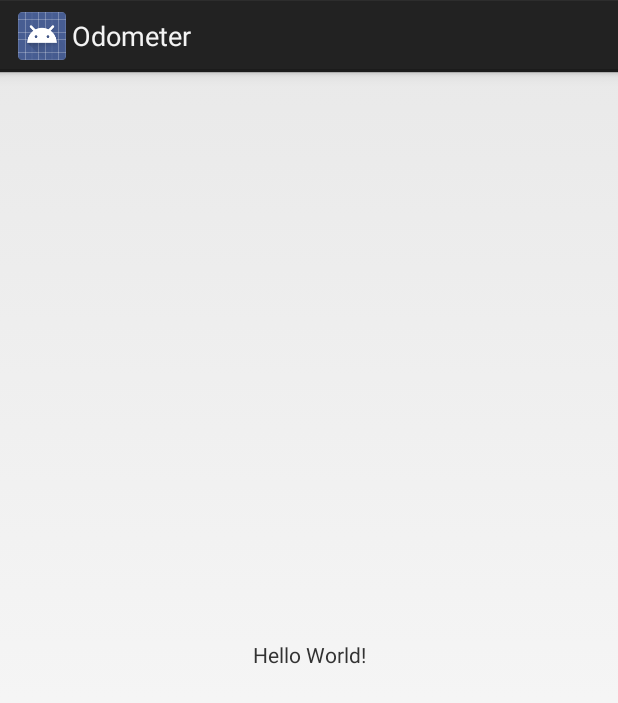
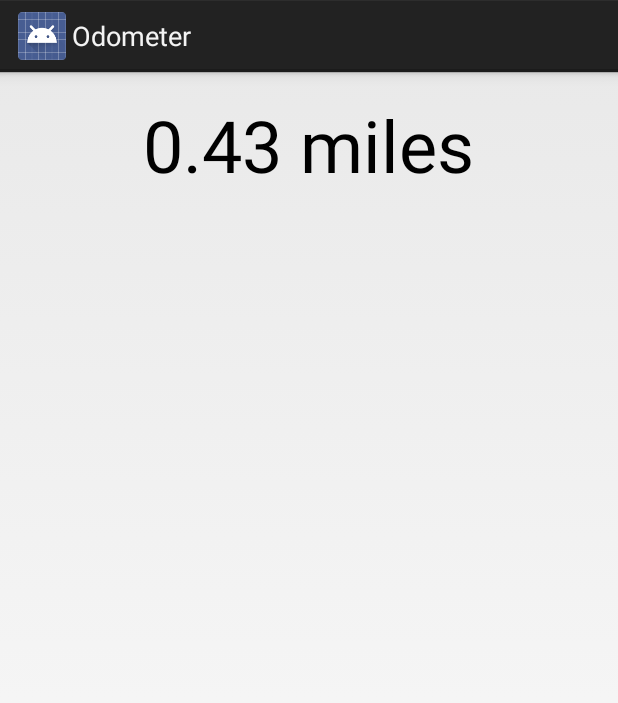
Before and after one commit to Braveheart22/Odometer, an Android app: the layout activity_main.xml on its own in the app's theme, with its tools: preview values and no code run, on a phone screen of 412 x 824 dp. Shown: the top 703 px of the screen. Run offline under Robolectric (Android 15) with nearby library versions, the phone set to English and light mode, and no system bars.

```diff
--- a/app/src/main/res/layout/activity_main.xml
+++ b/app/src/main/res/layout/activity_main.xml
@@ -1,18 +1,20 @@
 <?xml version="1.0" encoding="utf-8"?>
-<android.support.constraint.ConstraintLayout xmlns:android="http://schemas.android.com/apk/res/android"
-    xmlns:app="http://schemas.android.com/apk/res-auto"
+<LinearLayout
+    xmlns:android="http://schemas.android.com/apk/res/android"
     xmlns:tools="http://schemas.android.com/tools"
     android:layout_width="match_parent"
     android:layout_height="match_parent"
-    tools:context=".MainActivity">
+    tools:context=".MainActivity"
+    android:orientation="vertical"
+    android:padding="16dp">
 
     <TextView
+        android:id="@+id/distance"
         android:layout_width="wrap_content"
         android:layout_height="wrap_content"
-        android:text="Hello World!"
-        app:layout_constraintBottom_toBottomOf="parent"
-        app:layout_constraintLeft_toLeftOf="parent"
-        app:layout_constraintRight_toRightOf="parent"
-        app:layout_constraintTop_toTopOf="parent" />
+        android:layout_gravity="center_horizontal"
+        android:textAppearance="?android:attr/textAppearanceLarge"
+        android:textSize="48sp"
+        tools:text="0.43 miles" />
 
-</android.support.constraint.ConstraintLayout>
+</LinearLayout>
```
Also changed, not shown: app/src/main/java/com/johnstrack/odometer/OdometerService.java (+17 -2 lines), app/src/main/java/com/johnstrack/odometer/MainActivity.java (line endings or trailing spaces).
